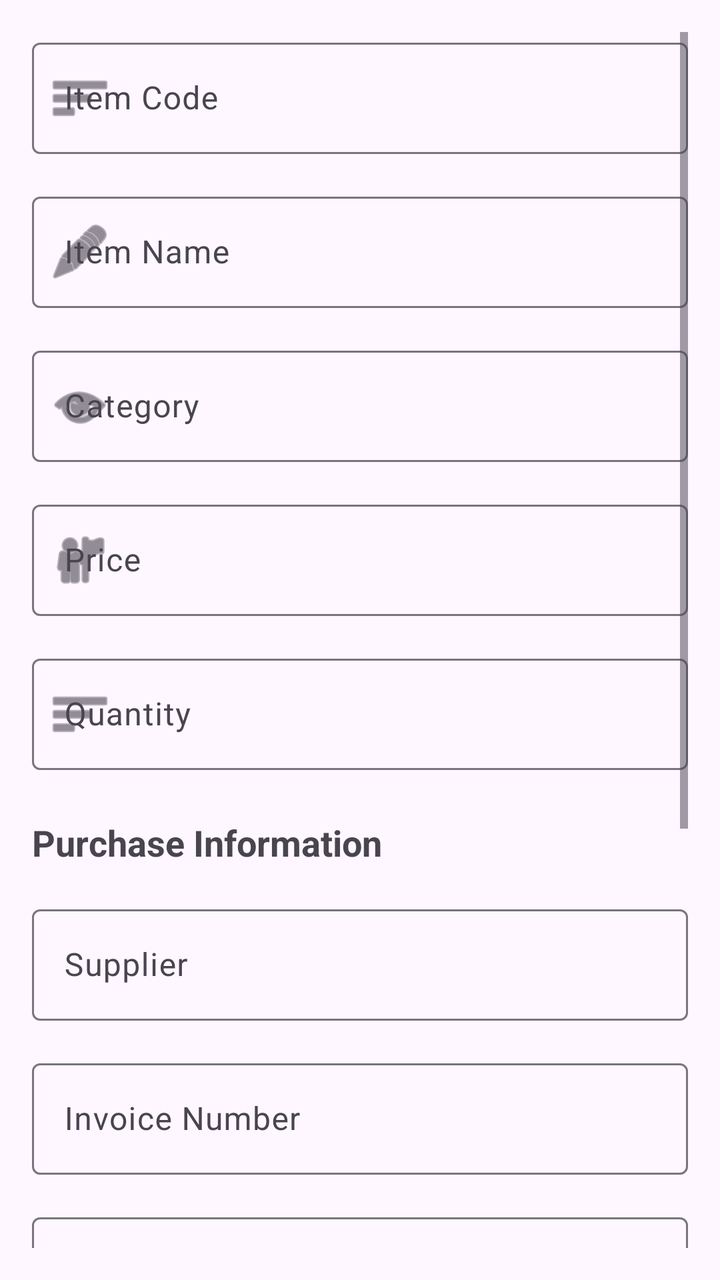
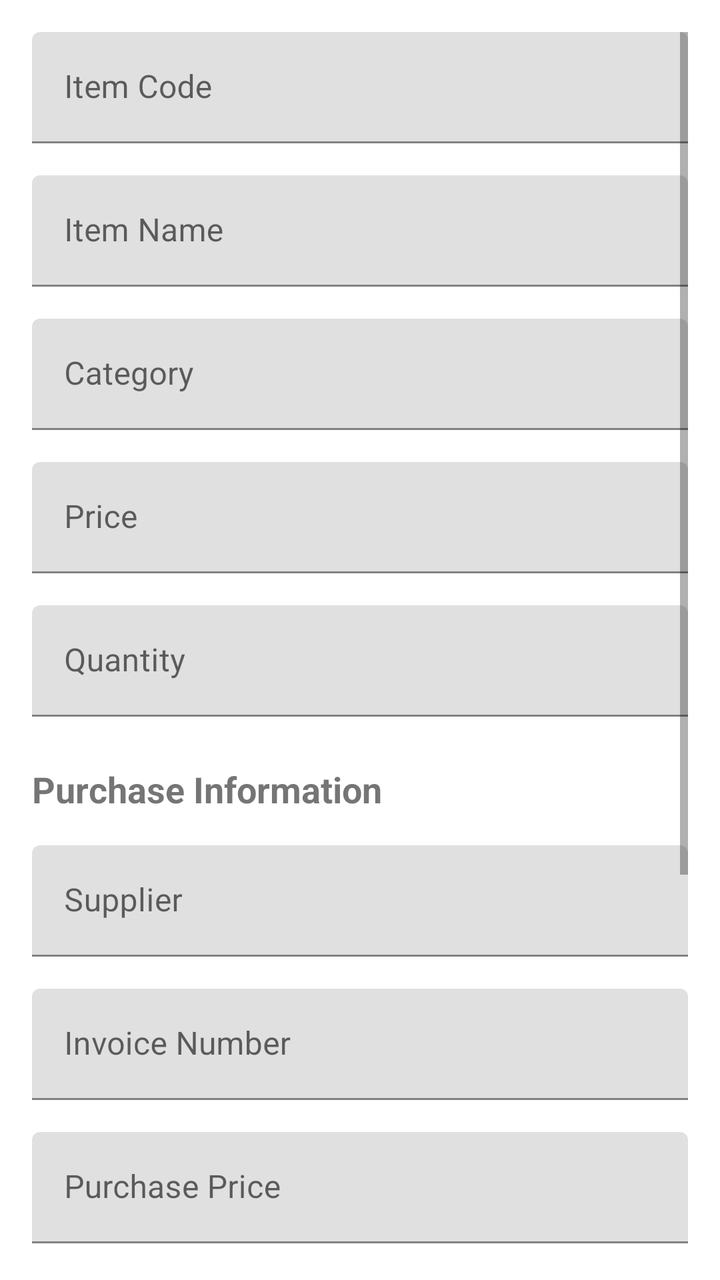

Screens rendered from an Android XML layout before and after an edit, with the pre-edit source and the edit as a unified diff.
<!-- AndroidManifest.xml: application theme Theme.AwakenCompany -->
<!-- res/layout/fragment_add_item.xml -->
<?xml version="1.0" encoding="utf-8"?>
<ScrollView xmlns:android="http://schemas.android.com/apk/res/android"
    xmlns:app="http://schemas.android.com/apk/res-auto"
    android:layout_width="match_parent"
    android:layout_height="match_parent"
    android:padding="16dp">

    <LinearLayout
        android:layout_width="match_parent"
        android:layout_height="wrap_content"
        android:orientation="vertical">

        <com.google.android.material.textfield.TextInputLayout
            android:id="@+id/tilItemCode"
            android:layout_width="match_parent"
            android:layout_height="wrap_content"
            android:hint="@string/item_code"
            app:startIconDrawable="@android:drawable/ic_menu_sort_by_size">

            <com.google.android.material.textfield.TextInputEditText
                android:id="@+id/etItemCode"
                android:layout_width="match_parent"
                android:layout_height="wrap_content"
                android:inputType="text" />

        </com.google.android.material.textfield.TextInputLayout>

        <com.google.android.material.textfield.TextInputLayout
            android:id="@+id/tilItemName"
            android:layout_width="match_parent"
            android:layout_height="wrap_content"
            android:layout_marginTop="16dp"
            android:hint="@string/item_name"
            app:startIconDrawable="@android:drawable/ic_menu_edit">

            <com.google.android.material.textfield.TextInputEditText
                android:id="@+id/etItemName"
                android:layout_width="match_parent"
                android:layout_height="wrap_content"
                android:inputType="text" />

        </com.google.android.material.textfield.TextInputLayout>

        <com.google.android.material.textfield.TextInputLayout
            android:id="@+id/tilCategory"
            android:layout_width="match_parent"
            android:layout_height="wrap_content"
            android:layout_marginTop="16dp"
            android:hint="@string/category"
            app:startIconDrawable="@android:drawable/ic_menu_view">

            <com.google.android.material.textfield.TextInputEditText
                android:id="@+id/etCategory"
                android:layout_width="match_parent"
                android:layout_height="wrap_content"
                android:inputType="text" />

        </com.google.android.material.textfield.TextInputLayout>

        <com.google.android.material.textfield.TextInputLayout
            android:id="@+id/tilUnitPrice"
            android:layout_width="match_parent"
            android:layout_height="wrap_content"
            android:layout_marginTop="16dp"
            android:hint="@string/price"
            app:startIconDrawable="@android:drawable/ic_menu_myplaces"
            app:suffixText="Ks">

            <com.google.android.material.textfield.TextInputEditText
                android:id="@+id/etUnitPrice"
                android:layout_width="match_parent"
                android:layout_height="wrap_content"
                android:inputType="numberDecimal" />

        </com.google.android.material.textfield.TextInputLayout>

        <com.google.android.material.textfield.TextInputLayout
            android:id="@+id/tilQuantity"
            android:layout_width="match_parent"
            android:layout_height="wrap_content"
            android:layout_marginTop="16dp"
            android:hint="@string/quantity"
            app:startIconDrawable="@android:drawable/ic_menu_sort_by_size">

            <com.google.android.material.textfield.TextInputEditText
                android:id="@+id/etQuantity"
                android:layout_width="match_parent"
                android:layout_height="wrap_content"
                android:inputType="number" />

        </com.google.android.material.textfield.TextInputLayout>

        <TextView
            android:layout_width="match_parent"
            android:layout_height="wrap_content"
            android:layout_marginTop="24dp"
            android:text="Purchase Information"
            android:textSize="18sp"
            android:textStyle="bold" />

        <com.google.android.material.textfield.TextInputLayout
            android:id="@+id/tilSupplier"
            android:layout_width="match_parent"
            android:layout_height="wrap_content"
            android:layout_marginTop="16dp"
            android:hint="Supplier">

            <com.google.android.material.textfield.TextInputEditText
                android:id="@+id/etSupplier"
                android:layout_width="match_parent"
                android:layout_height="wrap_content"
                android:inputType="text" />

        </com.google.android.material.textfield.TextInputLayout>

        <com.google.android.material.textfield.TextInputLayout
            android:id="@+id/tilInvoiceNo"
            android:layout_width="match_parent"
            android:layout_height="wrap_content"
            android:layout_marginTop="16dp"
            android:hint="Invoice Number">

            <com.google.android.material.textfield.TextInputEditText
                android:id="@+id/etInvoiceNo"
                android:layout_width="match_parent"
                android:layout_height="wrap_content"
                android:inputType="text" />

        </com.google.android.material.textfield.TextInputLayout>

        <com.google.android.material.textfield.TextInputLayout
            android:id="@+id/tilPurchasePrice"
            android:layout_width="match_parent"
            android:layout_height="wrap_content"
            android:layout_marginTop="16dp"
            android:hint="Purchase Price"
            app:suffixText="Ks">

            <com.google.android.material.textfield.TextInputEditText
                android:id="@+id/etPurchasePrice"
                android:layout_width="match_parent"
                android:layout_height="wrap_content"
                android:inputType="numberDecimal" />

        </com.google.android.material.textfield.TextInputLayout>

        <com.google.android.material.textfield.TextInputLayout
            android:id="@+id/tilLocation"
            android:layout_width="match_parent"
            android:layout_height="wrap_content"
            android:layout_marginTop="16dp"
            android:hint="Location">

            <com.google.android.material.textfield.TextInputEditText
                android:id="@+id/etLocation"
                android:layout_width="match_parent"
                android:layout_height="wrap_content"
                android:inputType="text" />

        </com.google.android.material.textfield.TextInputLayout>

        <com.google.android.material.textfield.TextInputLayout
            android:id="@+id/tilRemarks"
            android:layout_width="match_parent"
            android:layout_height="wrap_content"
            android:layout_marginTop="16dp"
            android:hint="Remarks">

            <com.google.android.material.textfield.TextInputEditText
                android:id="@+id/etRemarks"
                android:layout_width="match_parent"
                android:layout_height="wrap_content"
                android:inputType="textMultiLine"
                android:lines="3"
                android:maxLines="5" />

        </com.google.android.material.textfield.TextInputLayout>

        <TextView
            android:id="@+id/tvTotal"
            android:layout_width="match_parent"
            android:layout_height="wrap_content"
            android:layout_marginTop="16dp"
            android:text="Total: 0 Ks"
            android:textSize="18sp"
            android:textStyle="bold"
            android:textColor="@android:color/holo_green_dark" />

        <com.google.android.material.button.MaterialButton
            android:id="@+id/btnSave"
            android:layout_width="match_parent"
            android:layout_height="wrap_content"
            android:layout_marginTop="32dp"
            android:text="@string/save" />

    </LinearLayout>

</ScrollView>
<!-- resources referenced by this layout -->
<resources>
  <string name="category">Category</string>
  <string name="item_code">Item Code</string>
  <string name="item_name">Item Name</string>
  <string name="price">Price</string>
  <string name="quantity">Quantity</string>
  <string name="save">Save</string>
  <style name="Theme.AwakenCompany" parent="Theme.Material3.DayNight">
          <item name="colorPrimary">@color/primary</item>
          <item name="colorPrimaryVariant">@color/primary_dark</item>
          <item name="colorOnPrimary">@color/white</item>
      </style>
  <color name="primary">#667eea</color>
  <color name="primary_dark">#5568d3</color>
  <color name="white">#FFFFFF</color>
</resources>

<!-- the commit's change to res/layout/fragment_add_item.xml (unified diff, before → after) -->
@@ -14,8 +14,7 @@
             android:id="@+id/tilItemCode"
             android:layout_width="match_parent"
             android:layout_height="wrap_content"
-            android:hint="@string/item_code"
-            app:startIconDrawable="@android:drawable/ic_menu_sort_by_size">
+            android:hint="@string/item_code">
 
             <com.google.android.material.textfield.TextInputEditText
                 android:id="@+id/etItemCode"
@@ -30,8 +29,7 @@
             android:layout_width="match_parent"
             android:layout_height="wrap_content"
             android:layout_marginTop="16dp"
-            android:hint="@string/item_name"
-            app:startIconDrawable="@android:drawable/ic_menu_edit">
+            android:hint="@string/item_name">
 
             <com.google.android.material.textfield.TextInputEditText
                 android:id="@+id/etItemName"
@@ -46,8 +44,7 @@
             android:layout_width="match_parent"
             android:layout_height="wrap_content"
             android:layout_marginTop="16dp"
-            android:hint="@string/category"
-            app:startIconDrawable="@android:drawable/ic_menu_view">
+            android:hint="@string/category">
 
             <com.google.android.material.textfield.TextInputEditText
                 android:id="@+id/etCategory"
@@ -63,7 +60,6 @@
             android:layout_height="wrap_content"
             android:layout_marginTop="16dp"
             android:hint="@string/price"
-            app:startIconDrawable="@android:drawable/ic_menu_myplaces"
             app:suffixText="Ks">
 
             <com.google.android.material.textfield.TextInputEditText
@@ -79,8 +75,7 @@
             android:layout_width="match_parent"
             android:layout_height="wrap_content"
             android:layout_marginTop="16dp"
-            android:hint="@string/quantity"
-            app:startIconDrawable="@android:drawable/ic_menu_sort_by_size">
+            android:hint="@string/quantity">
 
             <com.google.android.material.textfield.TextInputEditText
                 android:id="@+id/etQuantity"
@@ -184,7 +179,7 @@
             android:text="Total: 0 Ks"
             android:textSize="18sp"
             android:textStyle="bold"
-            android:textColor="@android:color/holo_green_dark" />
+            android:textColor="#4CAF50" />
 
         <com.google.android.material.button.MaterialButton
             android:id="@+id/btnSave"
<!-- resource entries referenced after the edit -->
@@ -6,7 +6,7 @@
   <string name="price">Price</string>
   <string name="quantity">Quantity</string>
   <string name="save">Save</string>
-  <style name="Theme.AwakenCompany" parent="Theme.Material3.DayNight">
+  <style name="Theme.AwakenCompany" parent="Theme.MaterialComponents.DayNight">
           <item name="colorPrimary">@color/primary</item>
           <item name="colorPrimaryVariant">@color/primary_dark</item>
           <item name="colorOnPrimary">@color/white</item>
